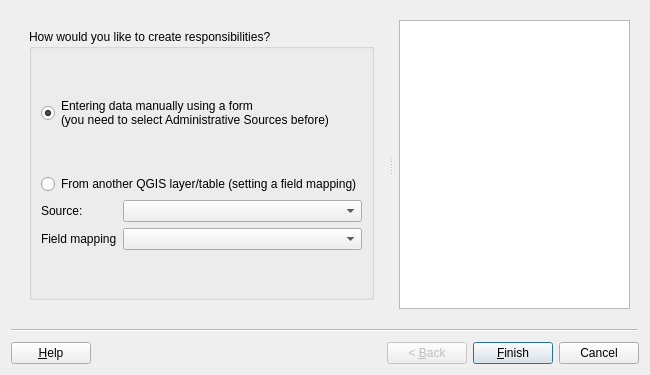
The window that asistente_ladm_col/ui/wiz_create_responsibility_cadastre.ui (SwissTierrasColombia/Asistente-LADM-COL) describes before a commit, drawn with Qt 5.
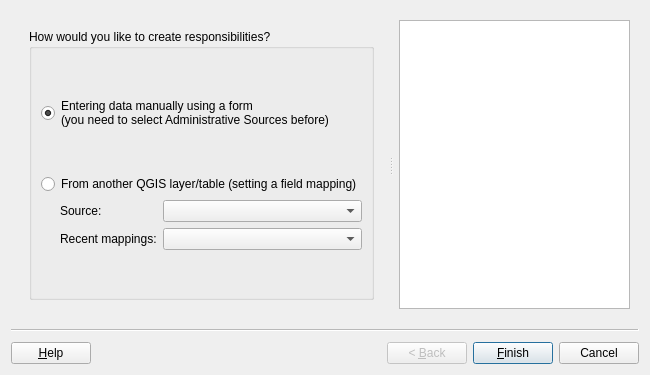
The same window after the commit. Custom widgets are drawn as their Qt base class.

The edit to the form file:
```diff
--- a/asistente_ladm_col/ui/wiz_create_responsibility_cadastre.ui
+++ b/asistente_ladm_col/ui/wiz_create_responsibility_cadastre.ui
@@ -49,7 +49,7 @@
            <string>How would you like to create responsibilities?</string>
           </property>
           <layout class="QGridLayout" name="gridLayout_3">
-           <item row="0" column="0">
+           <item row="0" column="0" colspan="2">
             <spacer name="verticalSpacer_6">
              <property name="orientation">
               <enum>Qt::Vertical</enum>
@@ -62,7 +62,7 @@
              </property>
             </spacer>
            </item>
-           <item row="1" column="0">
+           <item row="1" column="0" colspan="2">
             <widget class="QRadioButton" name="rad_create_manually">
              <property name="text">
               <string>Entering data manually using a form
@@ -73,7 +73,7 @@
              </property>
             </widget>
            </item>
-           <item row="2" column="0">
+           <item row="2" column="0" colspan="2">
             <spacer name="verticalSpacer_7">
              <property name="orientation">
               <enum>Qt::Vertical</enum>
@@ -86,7 +86,7 @@
              </property>
             </spacer>
            </item>
-           <item row="3" column="0">
+           <item row="3" column="0" colspan="2">
             <widget class="QRadioButton" name="rad_refactor">
              <property name="enabled">
               <bool>true</bool>
@@ -97,6 +97,22 @@
             </widget>
            </item>
            <item row="4" column="0">
+            <spacer name="horizontalSpacer">
+             <property name="orientation">
+              <enum>Qt::Horizontal</enum>
+             </property>
+             <property name="sizeType">
+              <enum>QSizePolicy::Minimum</enum>
+             </property>
+             <property name="sizeHint" stdset="0">
+              <size>
+               <width>13</width>
+               <height>20</height>
+              </size>
+             </property>
+            </spacer>
+           </item>
+           <item row="4" column="1">
             <layout class="QGridLayout" name="gridLayout_2">
              <item row="0" column="0">
               <widget class="QLabel" name="lbl_refactor_source">
@@ -136,7 +152,7 @@
              <item row="1" column="0">
               <widget class="QLabel" name="lbl_field_mapping">
                <property name="text">
-                <string>Field mapping</string>
+                <string>Recent mappings:</string>
                </property>
               </widget>
              </item>
@@ -145,7 +161,7 @@
              </item>
             </layout>
            </item>
-           <item row="5" column="0">
+           <item row="5" column="0" colspan="2">
             <spacer name="verticalSpacer_8">
              <property name="orientation">
               <enum>Qt::Vertical</enum>
```
